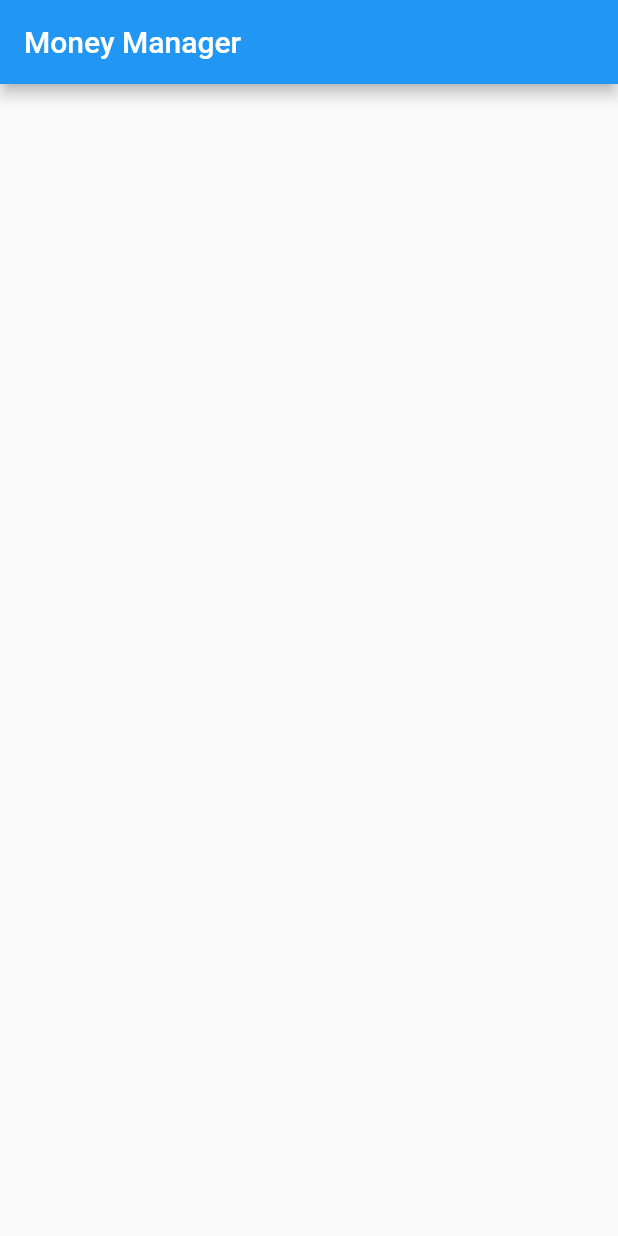
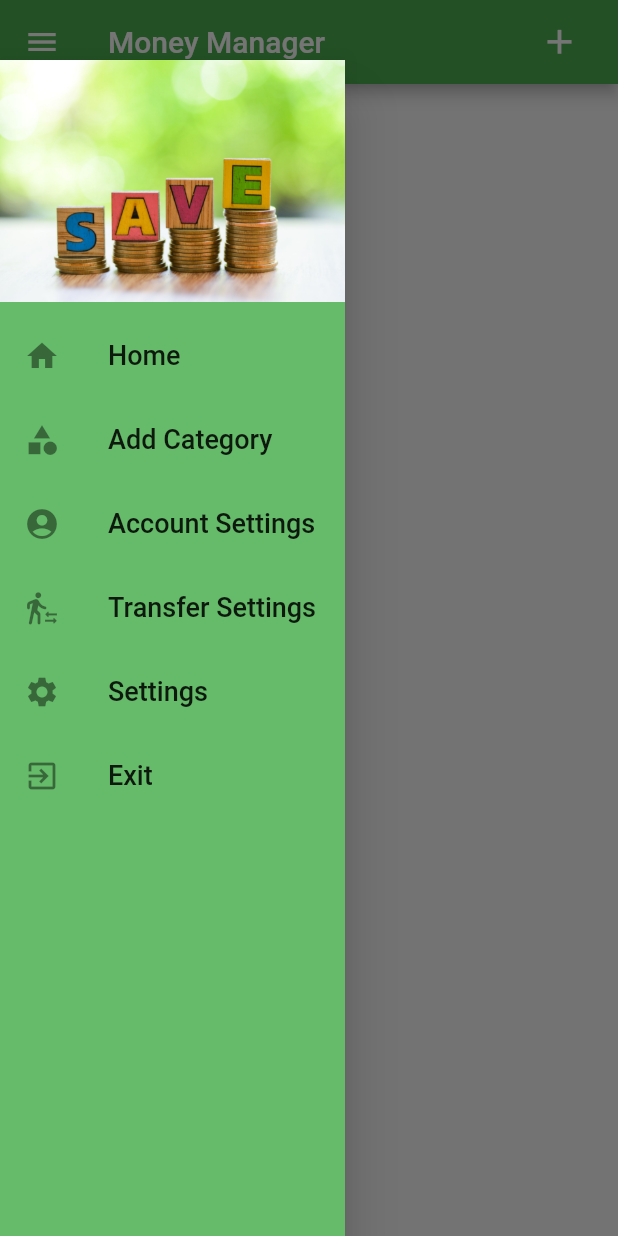
Before and after one commit to sanjayjrao/money_management_system, a Flutter app: the screen it shows after launch, with the side drawer open (before the commit the screen has no drawer), on a phone screen of 412 x 824 dp. Run offline on Flutter 3.47's test engine with Material 2 defaults, Android fonts, the phone set to English and light mode, and no system bars.

Commit message:
Updated Home. 1st update of SideMenu & AddButtons.

```diff
--- /dev/null
+++ b/lib/Components/sidedrawer.dart
@@ -0,0 +1,92 @@
+import 'package:flutter/material.dart';
+import 'package:money_management_system/screens/add_category.dart';
+
+class SideDrawer extends StatelessWidget {
+  const SideDrawer({super.key});
+
+  @override
+  Widget build(BuildContext context) {
+    return Padding(
+      padding: const EdgeInsets.only(top: 40),
+      child: Drawer(
+        backgroundColor: Colors.green[400],
+        child: ListView(
+          padding: EdgeInsets.zero,
+          children: [
+            DrawerHeader(
+              decoration: BoxDecoration(
+                  color: Colors.green[400],
+                  image: const DecorationImage(
+                      fit: BoxFit.fill,
+                      image: AssetImage('assets/images/money_save.jpg'))),
+              child: const Text(
+                '',
+                style: TextStyle(color: Colors.white, fontSize: 25),
+              ),
+            ),
+            ListTile(
+              leading: const Icon(Icons.home),
+              tileColor: Colors.green[400],
+              title: const Text(
+                'Home',
+                style: TextStyle(fontSize: 18),
+              ),
+              onTap: () => {Navigator.of(context).pop()},
+            ),
+            ListTile(
+              leading: const Icon(Icons.category),
+              tileColor: Colors.green[400],
+              title: const Text(
+                'Add Category',
+                style: TextStyle(fontSize: 18),
+              ),
+              onTap: () => {Navigator.of(context).pop()},
+            ),
+            ListTile(
+              leading: const Icon(Icons.account_circle),
+              tileColor: Colors.green[400],
+              title: const Text(
+                'Account Settings',
+                style: TextStyle(fontSize: 18),
+              ),
+              onTap: () => {Navigator.of(context).pop()},
+            ),
+            ListTile(
+              leading: const Icon(Icons.transfer_within_a_station_rounded),
+              tileColor: Colors.green[400],
+              title: const Text(
+                'Transfer Settings',
+                style: TextStyle(fontSize: 18),
+              ),
+              onTap: () => {Navigator.of(context).pop()},
+            ),
+            ListTile(
+              leading: const Icon(Icons.settings),
+              tileColor: Colors.green[400],
+              title: const Text(
+                'Settings',
+                style: TextStyle(fontSize: 18),
+              ),
+              onTap: () => {
+                Navigator.of(context).push(
+                  MaterialPageRoute(
+                    builder: (context) => const AddCategory(),
+                  ),
+                )
+              },
+            ),
+            ListTile(
+              leading: const Icon(Icons.exit_to_app),
+              tileColor: Colors.green[400],
+              title: const Text(
+                'Exit',
+                style: TextStyle(fontSize: 18),
+              ),
+              onTap: () => {Navigator.of(context).pop()},
+            ),
+          ],
+        ),
+      ),
+    );
+  }
+}
--- a/lib/main.dart
+++ b/lib/main.dart
@@ -9,22 +9,15 @@ class MyApp extends StatelessWidget {
   const MyApp({super.key});
 
   // This widget is the root of your application.
+
   @override
   Widget build(BuildContext context) {
     return MaterialApp(
       title: 'Flutter Demo',
       theme: ThemeData(
-        // This is the theme of your application.
-        //
-        // Try running your application with "flutter run". You'll see the
-        // application has a blue toolbar. Then, without quitting the app, try
-        // changing the primarySwatch below to Colors.green and then invoke
-        // "hot reload" (press "r" in the console where you ran "flutter run",
-        // or simply save your changes to "hot reload" in a Flutter IDE).
-        // Notice that the counter didn't reset back to zero; the application
-        // is not restarted.
-        primarySwatch: Colors.blue,
+        primarySwatch: Colors.green,
       ),
+      debugShowCheckedModeBanner: false,
       home: const ScreenHome(title: 'Money Manager'),
     );
   }
--- a/lib/screens/home.dart
+++ b/lib/screens/home.dart
@@ -1,6 +1,10 @@
+// import 'dart:html';
+
 import 'package:flutter/material.dart';
-import 'package:flutter/src/widgets/container.dart';
-import 'package:flutter/src/widgets/framework.dart';
+import 'package:money_management_system/Components/dialogs.dart';
+import 'package:money_management_system/Components/sidedrawer.dart';
+// import 'package:flutter/src/widgets/container.dart';
+// import 'package:flutter/src/widgets/framework.dart';
 
 class ScreenHome extends StatelessWidget {
   final title;
@@ -9,8 +13,29 @@ class ScreenHome extends StatelessWidget {
   @override
   Widget build(BuildContext context) {
     return Scaffold(
-        appBar: AppBar(
-      title: Text(title),
-    ));
+      drawer: const SizedBox(width: 230, child: SideDrawer()),
+      appBar: AppBar(
+        title: Text(title),
+        //
+        actions: [
+          Padding(
+            padding: const EdgeInsets.symmetric(horizontal: 15),
+            child: IconButton(
+              // Icons.add,
+              icon: const Icon(
+                Icons.add,
+                size: 27,
+              ),
+              onPressed: () {
+                add(context);
+              },
+            ),
+          )
+        ],
+      ),
+      body: SafeArea(
+        child: Container(),
+      ),
+    );
   }
 }
--- a/pubspec.yaml
+++ b/pubspec.yaml
@@ -60,7 +60,9 @@ flutter:
   uses-material-design: true
 
   # To add assets to your application, add an assets section, like this:
-  # assets:
+  assets:
+    - assets/images/money_plant.png
+    - assets/images/money_save.jpg
   #   - images/a_dot_burr.jpeg
   #   - images/a_dot_ham.jpeg
 
```
Also changed, not shown: lib/Components/dialogs.dart (added, +56 -0 lines), lib/screens/add_category.dart (added, +16 -0 lines), lib/screens/add_expenses.dart (added, +16 -0 lines), lib/screens/add_income.dart (added, +16 -0 lines), assets/images/money_plant.png (added), assets/images/money_save.jpg (added).
